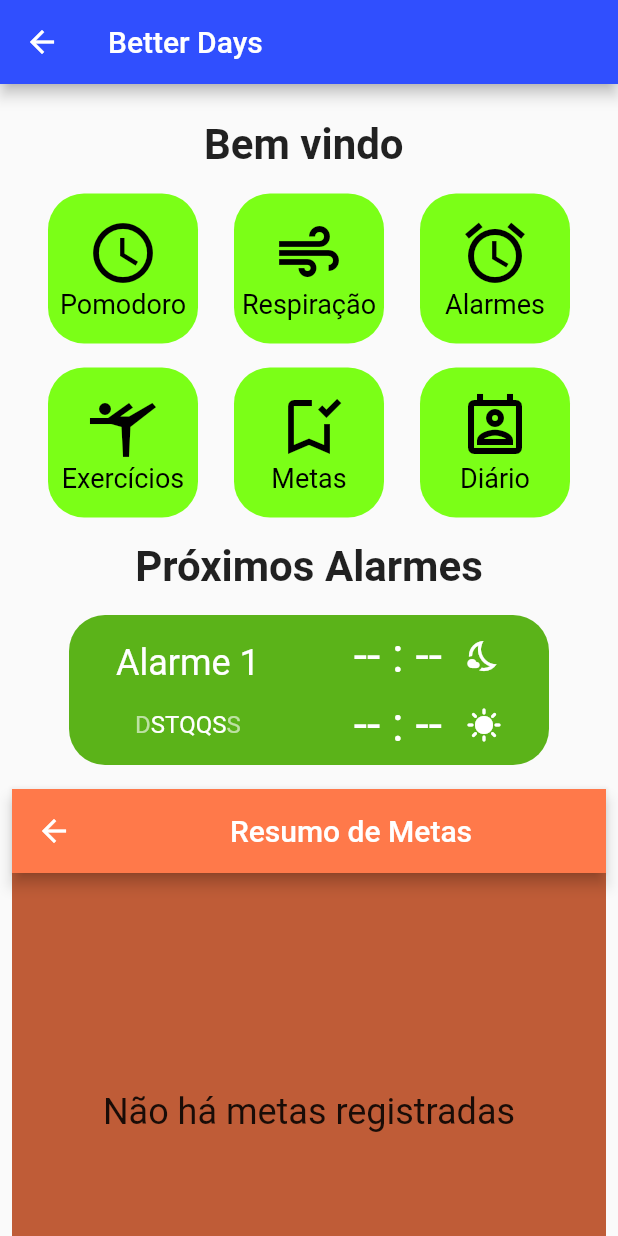
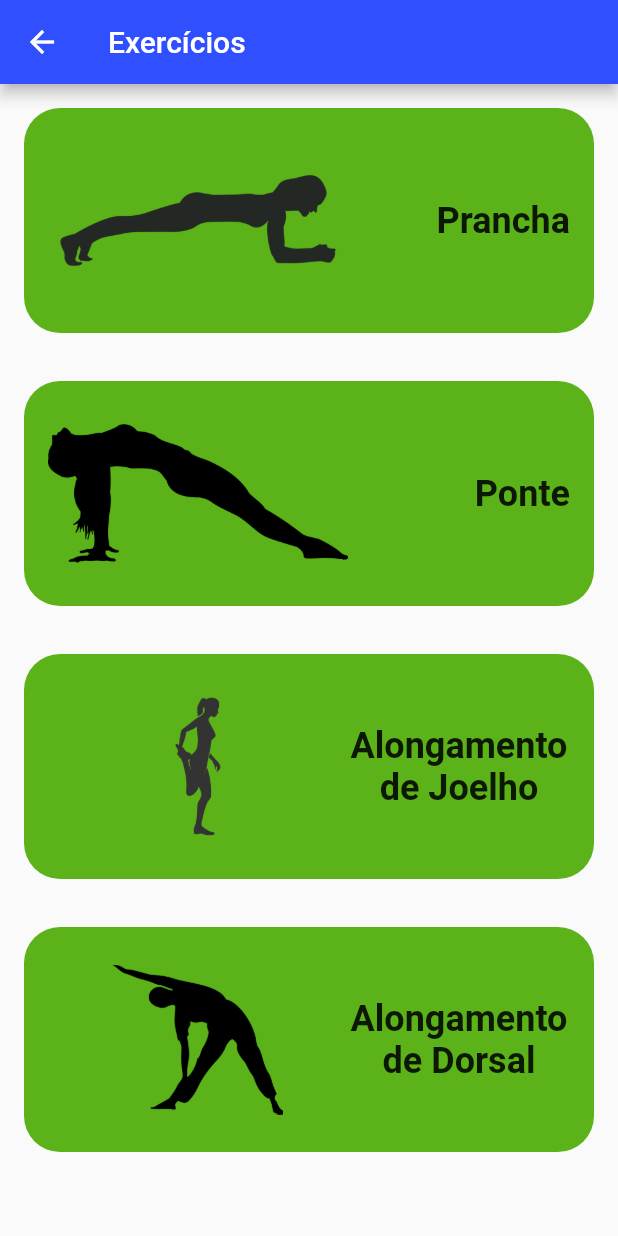
Before and after one commit to SamNascimento/BetterDays, a Flutter app: the TelaPrincipalScreen screen opened by its route, after a tap on "Exercícios", on a phone screen of 412 x 824 dp. Run offline on Flutter 3.47's test engine with Material 2 defaults, Android fonts, the phone set to English and light mode, and no system bars; our stand-ins replace shared_preferences, vibration; missing offline and left inert: flutter_alarm_clock, flutter_ringtone_player, http_interceptor; accounts and stored records are empty; statements that could not run were skipped.

Commit message:
Adicionando a tela de exercícios, as novas imagens e o início da tela de metas

```diff
--- /dev/null
+++ b/lib/components/exercicios_button.dart
@@ -0,0 +1,61 @@
+import 'package:flutter/material.dart';
+
+class ExerciciosButton extends StatelessWidget {
+  final String image;
+  final String nome;
+  final Function onClick;
+  final BoxFit boxFit;
+
+  const ExerciciosButton({
+    Key? key,
+    required this.image,
+    required this.nome,
+    required this.boxFit,
+    required this.onClick,
+  }) : super(key: key);
+
+  @override
+  Widget build(BuildContext context) {
+    return Padding(
+      padding: const EdgeInsets.all(16.0),
+      child: Material(
+        color: const Color(0xFF5BB319),
+        borderRadius: BorderRadius.circular(24),
+        child: InkWell(
+          onTap: () => onClick(),
+          child: SizedBox(
+            width: 300,
+            height: 150,
+            child: Padding(
+              padding: const EdgeInsets.all(16.0),
+              child: Row(
+                mainAxisAlignment: MainAxisAlignment.spaceBetween,
+                children: [
+                  SizedBox(
+                    width: 200,
+                    height: 100,
+                    child: Image.asset(
+                      image,
+                      fit: boxFit,
+                    ),
+                  ),
+                  Flexible(
+                    child: Text(
+                      nome,
+                      textAlign: TextAlign.center,
+                      overflow: TextOverflow.clip,
+                      style: const TextStyle(
+                        fontSize: 24,
+                        fontWeight: FontWeight.bold,
+                      ),
+                    ),
+                  ),
+                ],
+              ),
+            ),
+          ),
+        ),
+      ),
+    );
+  }
+}
--- a/lib/main.dart
+++ b/lib/main.dart
@@ -1,5 +1,6 @@
 import 'package:better_days/screens/alarme_screen.dart';
 import 'package:better_days/screens/cadastro_screen.dart';
+import 'package:better_days/screens/exercicios_screen.dart';
 import 'package:better_days/screens/login_screen.dart';
 import 'package:better_days/screens/pomodoro_screen.dart';
 import 'package:better_days/screens/principal_screen.dart';
@@ -24,6 +25,7 @@ class MyApp extends StatelessWidget {
         '/pomodoro': (context) => const PomodoroScreen(),
         '/respiracao': (context) => const RespiracaoScreen(),
         '/alarme': (context) => const AlarmeScreen(),
+        '/exercicios': (context) => const ExerciciosScreen(),
       },
     );
   }
--- a/lib/screens/alarme_screen.dart
+++ b/lib/screens/alarme_screen.dart
@@ -9,7 +9,7 @@ class AlarmeScreen extends StatelessWidget {
     return Scaffold(
         appBar: AppBar(
           backgroundColor: const Color(0xFF304FFE),
-          title: const Text('Better Days'),
+          title: const Text('Alarmes'),
         ),
         body: Center(
           child: Column(
--- /dev/null
+++ b/lib/screens/exercicios_screen.dart
@@ -0,0 +1,89 @@
+import 'package:better_days/components/exercicios_button.dart';
+import 'package:better_days/screens/specific_screens/exercicio_screen.dart';
+import 'package:flutter/material.dart';
+
+class ExerciciosScreen extends StatelessWidget {
+  const ExerciciosScreen({Key? key}) : super(key: key);
+
+  final String _descricao = 'Apoie-se sobre os seus cotovelos no chão com o corpo o mais reto '
+      'possível colocando a ponta dos pés igualmente no chão. Segure essa '
+      'forma por aproximados 30 segundos.';
+
+  @override
+  Widget build(BuildContext context) {
+    return Scaffold(
+      appBar: AppBar(
+        backgroundColor: const Color(0xFF304FFE),
+        title: const Text('Exercícios'),
+      ),
+      body: SingleChildScrollView(
+        child: Column(
+          mainAxisAlignment: MainAxisAlignment.start,
+          crossAxisAlignment: CrossAxisAlignment.stretch,
+          children: [
+            ExerciciosButton(
+              image: 'assets/images/prancha.png',
+              nome: 'Prancha',
+              boxFit: BoxFit.cover,
+              onClick: () => Navigator.of(context).push(
+                MaterialPageRoute(
+                  builder: (context) => ExercicioScreen(
+                    image: 'assets/images/prancha.png',
+                    nome: 'Prancha',
+                    boxFit: BoxFit.cover,
+                    descricao: _descricao,
+                  ),
+                ),
+              ),
+            ),
+            ExerciciosButton(
+              image: 'assets/images/ponte.png',
+              nome: 'Ponte',
+              boxFit: BoxFit.fitHeight,
+              onClick: () => Navigator.of(context).push(
+                MaterialPageRoute(
+                  builder: (context) => ExercicioScreen(
+                    image: 'assets/images/ponte.png',
+                    nome: 'Ponte',
+                    boxFit: BoxFit.fitHeight,
+                    descricao: _descricao,
+                  ),
+                ),
+              ),
+            ),
+            ExerciciosButton(
+              image: 'assets/images/alongamento_de_joelho.png',
+              nome: 'Alongamento de Joelho',
+              boxFit: BoxFit.fitHeight,
+              onClick: () => Navigator.of(context).push(
+                MaterialPageRoute(
+                  builder: (context) => ExercicioScreen(
+                    image: 'assets/images/alongamento_de_joelho.png',
+                    nome: 'Alongamento de Joelho',
+                    boxFit: BoxFit.fitHeight,
+                    descricao: _descricao,
+                  ),
+                ),
+              ),
+            ),
+            ExerciciosButton(
+              image: 'assets/images/alongamento_de_dorsal.png',
+              nome: 'Alongamento de Dorsal',
+              boxFit: BoxFit.fitHeight,
+              onClick: () => Navigator.of(context).push(
+                MaterialPageRoute(
+                  builder: (context) => ExercicioScreen(
+                    image: 'assets/images/alongamento_de_dorsal.png',
+                    nome: 'Alongamento de Dorsal',
+                    boxFit: BoxFit.fitHeight,
+                    descricao: _descricao,
+                  ),
+                ),
+              ),
+            ),
+          ],
+        ),
+      ),
+    );
+  }
+}
--- a/lib/screens/pomodoro_screen.dart
+++ b/lib/screens/pomodoro_screen.dart
@@ -88,7 +88,7 @@ class _PomodoroScreenState extends State<PomodoroScreen> {
     return Scaffold(
       appBar: AppBar(
         backgroundColor: const Color(0xFF304FFE),
-        title: const Text('Better Days'),
+        title: const Text('Pomodoro'),
       ),
       body: Center(
         child: Column(
--- a/lib/screens/principal_screen.dart
+++ b/lib/screens/principal_screen.dart
@@ -91,7 +91,7 @@ class _TelaPrincipalScreenState extends State<TelaPrincipalScreen> {
                         MenuButton(
                             icone: Icons.sports_gymnastics_outlined,
                             nome: 'Exercícios',
-                            onClick: () {}),
+                            onClick: () => Navigator.pushNamed(context, '/exercicios')),
                         MenuButton(
                             icone: Icons.bookmark_added_outlined,
                             nome: 'Metas',
--- a/lib/screens/respiracao_screen.dart
+++ b/lib/screens/respiracao_screen.dart
@@ -82,7 +82,7 @@ class _RespiracaoScreenState extends State<RespiracaoScreen> {
     return Scaffold(
       appBar: AppBar(
         backgroundColor: const Color(0xFF304FFE),
-        title: const Text('Better Days'),
+        title: const Text('Exercício de respiração'),
       ),
       body: Padding(
         padding: const EdgeInsets.all(40.0),
```
Also changed, not shown: lib/screens/metas_screen.dart (added, +19 -0 lines), lib/screens/specific_screens/exercicio_screen.dart (added, +127 -0 lines), assets/images/alongamento_de_dorsal.png (added), assets/images/alongamento_de_joelho.png (added), assets/images/ponte.png (added), assets/images/prancha.png (added).
